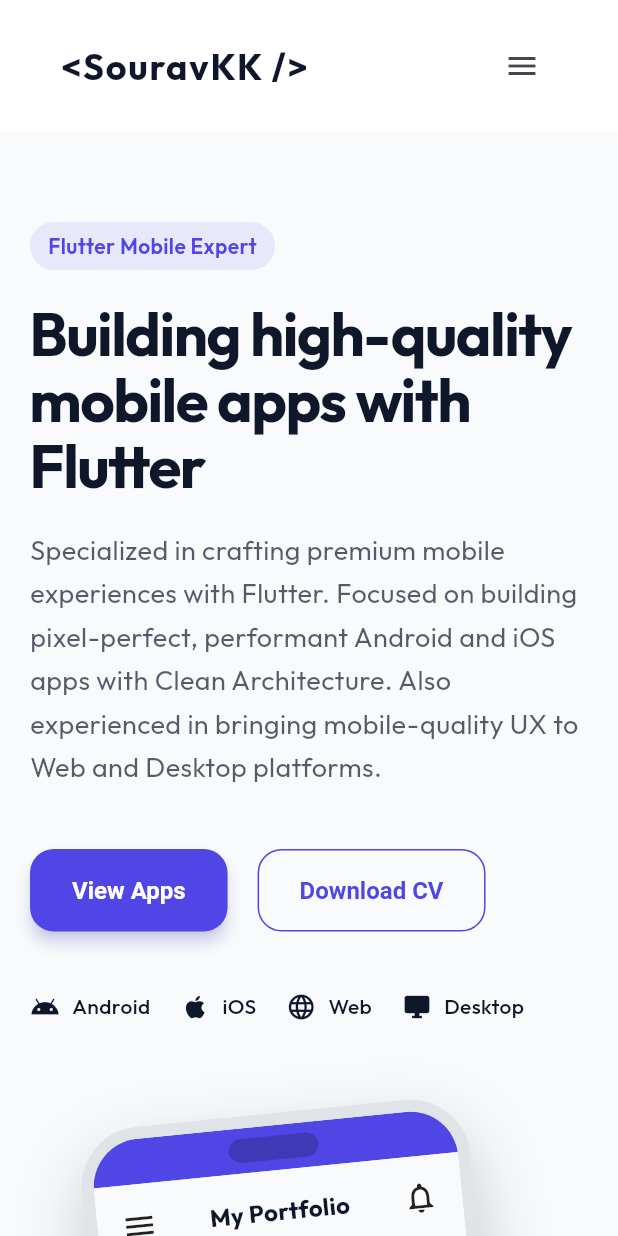
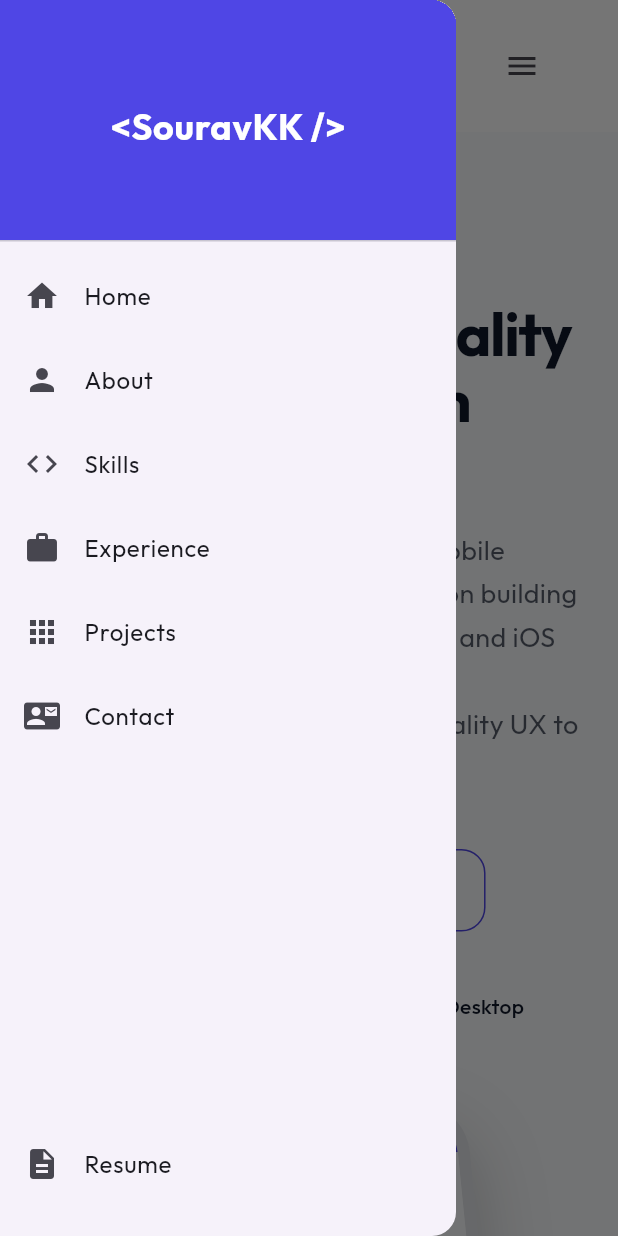
Before and after one commit to SouravSouru/souravkk-portfolio-flutter-web, a Flutter app: the screen it shows after launch, with the side drawer open (before the commit the screen has no drawer), on a phone screen of 412 x 824 dp. Run offline on Flutter 3.47's test engine with Material 3 defaults, Android fonts, the phone set to English and light mode, and no system bars; our stand-ins replace firebase_core, flutter_bloc, font_awesome_flutter, go_router, google_fonts; accounts and stored records are empty.

Commit message:
feat: Implement the initial home page, incorporating the hero section and a mobile navigation drawer.

```diff
--- a/lib/features/home/presentation/pages/home_page.dart
+++ b/lib/features/home/presentation/pages/home_page.dart
@@ -7,6 +7,7 @@ import '../widgets/projects_section.dart';
 import '../widgets/contact_section.dart';
 import '../widgets/nav_bar.dart';
 import '../widgets/footer.dart';
+import '../widgets/mobile_drawer.dart';
 
 class HomePage extends StatefulWidget {
   const HomePage({super.key});
@@ -30,6 +31,7 @@ class _HomePageState extends State<HomePage> {
   @override
   Widget build(BuildContext context) {
     return Scaffold(
+      drawer: MobileDrawer(onNavTap: _scrollToSection),
       body: Column(
         children: [
           NavBar(onNavTap: _scrollToSection),
@@ -40,7 +42,9 @@ class _HomePageState extends State<HomePage> {
                 children: [
                   KeyedSubtree(
                     key: _sectionKeys[0],
-                    child: const HomeHeroSection(),
+                    child: HomeHeroSection(
+                      onViewAppsTap: () => _scrollToSection(4),
+                    ),
                   ),
                   KeyedSubtree(
                     key: _sectionKeys[1],
--- a/lib/features/home/presentation/widgets/home_hero_section.dart
+++ b/lib/features/home/presentation/widgets/home_hero_section.dart
@@ -4,7 +4,9 @@ import '../../../../core/widgets/responsive_layout.dart';
 import '../../../../core/widgets/entrance_fader.dart';
 
 class HomeHeroSection extends StatelessWidget {
-  const HomeHeroSection({super.key});
+  final VoidCallback? onViewAppsTap;
+
+  const HomeHeroSection({super.key, this.onViewAppsTap});
 
   @override
   Widget build(BuildContext context) {
@@ -22,7 +24,7 @@ class HomeHeroSection extends StatelessWidget {
                 EntranceFader(
                   offset: Offset(0, 20),
                   duration: Duration(milliseconds: 500),
-                  child: _HeroTextContent(),
+                  child: _HeroTextContent(onViewAppsTap: onViewAppsTap),
                 ),
                 SizedBox(height: 60),
                 EntranceFader(
@@ -38,7 +40,7 @@ class HomeHeroSection extends StatelessWidget {
                 Expanded(
                   child: EntranceFader(
                     offset: Offset(0, -20),
-                    child: _HeroTextContent(),
+                    child: _HeroTextContent(onViewAppsTap: onViewAppsTap),
                   ),
                 ),
                 Expanded(
@@ -55,7 +57,9 @@ class HomeHeroSection extends StatelessWidget {
 }
 
 class _HeroTextContent extends StatelessWidget {
-  const _HeroTextContent();
+  final VoidCallback? onViewAppsTap;
+
+  const _HeroTextContent({this.onViewAppsTap});
 
   @override
   Widget build(BuildContext context) {
@@ -116,9 +120,7 @@ class _HeroTextContent extends StatelessWidget {
             runSpacing: 20,
             children: [
               ElevatedButton(
-                onPressed: () {
-                  // Scroll to projects
-                },
+                onPressed: onViewAppsTap,
                 child: const Text("View Apps"),
               ),
               OutlinedButton(
--- /dev/null
+++ b/lib/features/home/presentation/widgets/mobile_drawer.dart
@@ -0,0 +1,93 @@
+import 'package:flutter/material.dart';
+import '../../../../core/constants/app_constants.dart';
+import 'package:url_launcher/url_launcher.dart';
+
+class MobileDrawer extends StatelessWidget {
+  final Function(int) onNavTap;
+
+  const MobileDrawer({super.key, required this.onNavTap});
+
+  @override
+  Widget build(BuildContext context) {
+    return Drawer(
+      child: Column(
+        children: [
+          DrawerHeader(
+            decoration: BoxDecoration(color: Theme.of(context).primaryColor),
+            child: const Center(
+              child: Text(
+                "<SouravKK />",
+                style: TextStyle(
+                  fontSize: 24,
+                  fontWeight: FontWeight.bold,
+                  color: Colors.white,
+                ),
+              ),
+            ),
+          ),
+          ListTile(
+            leading: const Icon(Icons.home),
+            title: const Text("Home"),
+            onTap: () {
+              Navigator.pop(context); // Close drawer
+              onNavTap(0);
+            },
+          ),
+          ListTile(
+            leading: const Icon(Icons.person),
+            title: const Text("About"),
+            onTap: () {
+              Navigator.pop(context);
+              onNavTap(1);
+            },
+          ),
+          ListTile(
+            leading: const Icon(Icons.code),
+            title: const Text("Skills"),
+            onTap: () {
+              Navigator.pop(context);
+              onNavTap(2);
+            },
+          ),
+          ListTile(
+            leading: const Icon(Icons.work),
+            title: const Text("Experience"),
+            onTap: () {
+              Navigator.pop(context);
+              onNavTap(3);
+            },
+          ),
+          ListTile(
+            leading: const Icon(Icons.apps),
+            title: const Text("Projects"),
+            onTap: () {
+              Navigator.pop(context);
+              onNavTap(4);
+            },
+          ),
+          ListTile(
+            leading: const Icon(Icons.contact_mail),
+            title: const Text("Contact"),
+            onTap: () {
+              Navigator.pop(context);
+              onNavTap(5);
+            },
+          ),
+          const Spacer(),
+          ListTile(
+            leading: const Icon(Icons.description),
+            title: const Text("Resume"),
+            onTap: () async {
+              Navigator.pop(context);
+              final Uri url = Uri.parse(AppConstants.cvUrl);
+              if (await canLaunchUrl(url)) {
+                await launchUrl(url);
+              }
+            },
+          ),
+          const SizedBox(height: 20),
+        ],
+      ),
+    );
+  }
+}
```
